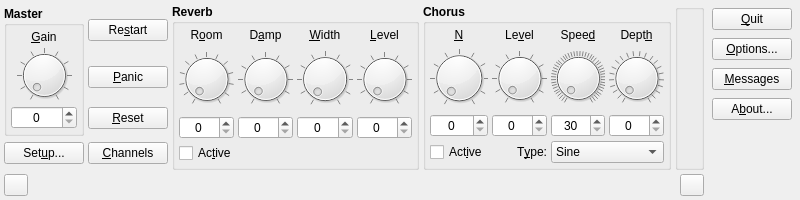
rncbc/qsynth, file src/qsynthMainForm.ui: the form before one commit.
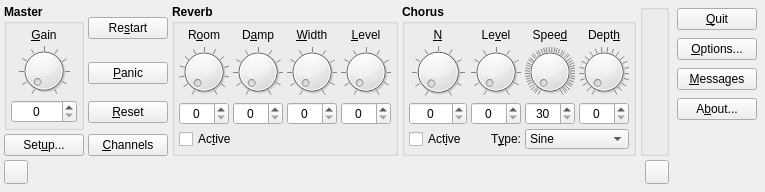
The form after the commit. Icons and pictures are not drawn. Custom widgets are drawn as their Qt base class.

Commit message: - Main window layout fixing with regard to its user preferred   size and recall when system-tray icon is not enabled.

```diff
--- a/src/qsynthMainForm.ui
+++ b/src/qsynthMainForm.ui
@@ -20,13 +20,13 @@
 
  </comment>
  <class>qsynthMainForm</class>
- <widget class="QWidget" name="qsynthMainForm" >
-  <property name="geometry" >
+ <widget class="QWidget" name="qsynthMainForm">
+  <property name="geometry">
    <rect>
     <x>0</x>
     <y>0</y>
-    <width>800</width>
-    <height>200</height>
+    <width>749</width>
+    <height>192</height>
    </rect>
   </property>
   <property name="windowTitle" >
@@ -35,203 +35,10 @@
   <property name="windowIcon" >
    <iconset resource="qsynth.qrc" >:/images/qsynth.png</iconset>
   </property>
-  <layout class="QGridLayout" >
-   <property name="margin" >
-    <number>4</number>
-   </property>
-   <property name="spacing" >
-    <number>4</number>
-   </property>
-   <item row="1" column="0" >
-    <layout class="QHBoxLayout" >
-     <property name="margin" >
-      <number>0</number>
-     </property>
-     <property name="spacing" >
-      <number>4</number>
-     </property>
-     <item>
-      <widget class="QToolButton" name="NewEngineToolButton" >
-       <property name="minimumSize" >
-        <size>
-         <width>22</width>
-         <height>22</height>
-        </size>
-       </property>
-       <property name="maximumSize" >
-        <size>
-         <width>24</width>
-         <height>24</height>
-        </size>
-       </property>
-       <property name="focusPolicy" >
-        <enum>Qt::NoFocus</enum>
-       </property>
-       <property name="toolTip" >
-        <string>Add a new engine</string>
-       </property>
-       <property name="text" >
-        <string/>
-       </property>
-       <property name="icon" >
-        <iconset resource="qsynth.qrc" >:/images/add1.png</iconset>
-       </property>
-       <property name="shortcut" >
-        <string>Ins</string>
-       </property>
-      </widget>
-     </item>
-     <item>
-      <widget class="qsynthTabBar" native="1" name="TabBar" >
-       <property name="focusPolicy" >
-        <enum>Qt::StrongFocus</enum>
-       </property>
-       <property name="toolTip" >
-        <string>Engine selector (right-click for menu)</string>
-       </property>
-      </widget>
-     </item>
-     <item>
-      <spacer>
-       <property name="orientation" >
-        <enum>Qt::Horizontal</enum>
-       </property>
-       <property name="sizeType" >
-        <enum>QSizePolicy::Expanding</enum>
-       </property>
-       <property name="sizeHint" >
-        <size>
-         <width>8</width>
-         <height>8</height>
-        </size>
-       </property>
-      </spacer>
-     </item>
-     <item>
-      <widget class="QToolButton" name="DeleteEngineToolButton" >
-       <property name="minimumSize" >
-        <size>
-         <width>22</width>
-         <height>22</height>
-        </size>
-       </property>
-       <property name="maximumSize" >
-        <size>
-         <width>24</width>
-         <height>24</height>
-        </size>
-       </property>
-       <property name="focusPolicy" >
-        <enum>Qt::NoFocus</enum>
-       </property>
-       <property name="toolTip" >
-        <string>Delete current engine</string>
-       </property>
-       <property name="text" >
-        <string/>
-       </property>
-       <property name="icon" >
-        <iconset resource="qsynth.qrc" >:/images/remove1.png</iconset>
-       </property>
-       <property name="shortcut" >
-        <string>Del</string>
-       </property>
-      </widget>
-     </item>
-    </layout>
-   </item>
-   <item row="0" column="0" >
-    <layout class="QHBoxLayout" >
-     <property name="margin" >
-      <number>0</number>
-     </property>
-     <property name="spacing" >
-      <number>4</number>
-     </property>
-     <item>
-      <layout class="QGridLayout" >
-       <property name="margin" >
-        <number>0</number>
-       </property>
-       <property name="spacing" >
-        <number>4</number>
-       </property>
-       <item row="3" column="1" >
-        <widget class="QPushButton" name="ChannelsPushButton" >
-         <property name="toolTip" >
-          <string>Show/hide the channels view window</string>
-         </property>
-         <property name="text" >
-          <string>&amp;Channels</string>
-         </property>
-         <property name="icon" >
-          <iconset resource="qsynth.qrc" >:/images/channels1.png</iconset>
-         </property>
-         <property name="shortcut" >
-          <string>Alt+C</string>
-         </property>
-         <property name="checkable" >
-          <bool>true</bool>
-         </property>
-         <property name="autoDefault" >
-          <bool>false</bool>
-         </property>
-        </widget>
-       </item>
-       <item row="0" column="1" >
-        <widget class="QPushButton" name="RestartPushButton" >
-         <property name="toolTip" >
-          <string>Complete engine restart</string>
-         </property>
-         <property name="text" >
-          <string>Re&amp;start</string>
-         </property>
-         <property name="icon" >
-          <iconset resource="qsynth.qrc" >:/images/restart1.png</iconset>
-         </property>
-         <property name="shortcut" >
-          <string>Alt+S</string>
-         </property>
-        </widget>
-       </item>
-       <item row="2" column="1" >
-        <widget class="QPushButton" name="ProgramResetPushButton" >
-         <property name="toolTip" >
-          <string>Program reset (all channels)</string>
-         </property>
-         <property name="text" >
-          <string>&amp;Reset</string>
-         </property>
-         <property name="icon" >
-          <iconset resource="qsynth.qrc" >:/images/reset1.png</iconset>
-         </property>
-         <property name="shortcut" >
-          <string>Alt+R</string>
-         </property>
-        </widget>
-       </item>
-       <item row="3" column="0" >
-        <widget class="QPushButton" name="SetupPushButton" >
-         <property name="toolTip" >
-          <string>Show instance settings and configuration dialog</string>
-         </property>
-         <property name="text" >
-          <string>Set&amp;up...</string>
-         </property>
-         <property name="icon" >
-          <iconset resource="qsynth.qrc" >:/images/setup1.png</iconset>
-         </property>
-         <property name="shortcut" >
-          <string>Alt+U</string>
-         </property>
-         <property name="autoDefault" >
-          <bool>false</bool>
-         </property>
-        </widget>
-       </item>
-       <item rowspan="3" row="0" column="0" >
-        <widget class="QGroupBox" name="GainGroupBox" >
-         <property name="font" >
+  <layout class="QGridLayout">
+   <item row="0" column="0" rowspan="3">
+    <widget class="QGroupBox" name="GainGroupBox">
+     <property name="font">
           <font>
            <weight>75</weight>
            <bold>true</bold>
@@ -240,16 +47,16 @@
          <property name="title" >
           <string>Master</string>
          </property>
-         <layout class="QVBoxLayout" >
-          <property name="margin" >
+     <layout class="QVBoxLayout">
+      <property name="spacing">
            <number>4</number>
           </property>
-          <property name="spacing" >
+      <property name="margin">
            <number>4</number>
           </property>
           <item>
-           <widget class="QLabel" name="GainTextLabel" >
-            <property name="font" >
+       <widget class="QLabel" name="GainTextLabel">
+        <property name="font">
              <font>
               <weight>50</weight>
               <bold>false</bold>
@@ -270,8 +77,8 @@
            </widget>
           </item>
           <item>
-           <widget class="qsynthKnob" name="GainDial" >
-            <property name="font" >
+       <widget class="qsynthKnob" name="GainDial">
+        <property name="font">
              <font>
               <weight>50</weight>
               <bold>false</bold>
@@ -295,16 +102,8 @@
            </widget>
           </item>
           <item>
-           <widget class="QSpinBox" name="GainSpinBox" >
-            <property name="sizePolicy" >
-             <sizepolicy>
-              <hsizetype>5</hsizetype>
-              <vsizetype>0</vsizetype>
-              <horstretch>0</horstretch>
-              <verstretch>0</verstretch>
-             </sizepolicy>
-            </property>
-            <property name="font" >
+       <widget class="QSpinBox" name="GainSpinBox">
+        <property name="font">
              <font>
               <weight>50</weight>
               <bold>false</bold>
@@ -324,27 +123,25 @@
          </layout>
         </widget>
        </item>
-       <item row="1" column="1" >
-        <widget class="QPushButton" name="SystemResetPushButton" >
-         <property name="toolTip" >
-          <string>System reset</string>
-         </property>
-         <property name="text" >
-          <string>&amp;Panic</string>
-         </property>
-         <property name="icon" >
-          <iconset resource="qsynth.qrc" >:/images/panic1.png</iconset>
-         </property>
-         <property name="shortcut" >
-          <string>Alt+P</string>
+   <item row="0" column="1">
+    <widget class="QPushButton" name="RestartPushButton">
+     <property name="toolTip">
+      <string>Complete engine restart</string>
+     </property>
+     <property name="text">
+      <string>Re&amp;start</string>
+     </property>
+     <property name="icon">
+	  <iconset resource="qsynth.qrc">:/images/restart1.png</iconset>
+     </property>
+     <property name="shortcut">
+      <string>Alt+S</string>
          </property>
         </widget>
        </item>
-      </layout>
-     </item>
-     <item>
-      <widget class="QGroupBox" name="ReverbGroupBox" >
-       <property name="font" >
+   <item row="0" column="2" rowspan="4">
+    <widget class="QGroupBox" name="ReverbGroupBox">
+     <property name="font">
         <font>
          <weight>75</weight>
          <bold>true</bold>
@@ -353,16 +150,22 @@
        <property name="title" >
         <string>Reverb</string>
        </property>
-       <layout class="QGridLayout" >
-        <property name="margin" >
+     <layout class="QGridLayout">
+      <property name="margin">
          <number>4</number>
         </property>
-        <property name="spacing" >
+      <property name="spacing">
          <number>4</number>
         </property>
-        <item row="3" column="0" colspan="4" >
-         <widget class="QCheckBox" name="ReverbActiveCheckBox" >
-          <property name="font" >
+      <item row="3" column="0" colspan="4">
+       <widget class="QCheckBox" name="ReverbActiveCheckBox">
+        <property name="minimumSize">
+         <size>
+          <width>0</width>
+          <height>20</height>
+         </size>
+        </property>
+        <property name="font">
            <font>
             <weight>50</weight>
             <bold>false</bold>
@@ -379,9 +182,9 @@
           </property>
          </widget>
         </item>
-        <item row="2" column="3" >
-         <widget class="QSpinBox" name="ReverbLevelSpinBox" >
-          <property name="font" >
+      <item row="2" column="3">
+       <widget class="QSpinBox" name="ReverbLevelSpinBox">
+        <property name="font">
            <font>
             <weight>50</weight>
             <bold>false</bold>
@@ -398,9 +201,9 @@
           </property>
          </widget>
         </item>
-        <item row="1" column="3" >
-         <widget class="qsynthKnob" name="ReverbLevelDial" >
-          <property name="font" >
+      <item row="1" column="3">
+       <widget class="qsynthKnob" name="ReverbLevelDial">
+        <property name="font">
            <font>
             <weight>50</weight>
             <bold>false</bold>
@@ -423,9 +226,9 @@
           </property>
          </widget>
         </item>
-        <item row="0" column="3" >
-         <widget class="QLabel" name="ReverbLevelTextLabel" >
-          <property name="font" >
+      <item row="0" column="3">
+       <widget class="QLabel" name="ReverbLevelTextLabel">
+        <property name="font">
            <font>
             <weight>50</weight>
             <bold>false</bold>
@@ -445,9 +248,9 @@
           </property>
          </widget>
         </item>
-        <item row="2" column="2" >
-         <widget class="QSpinBox" name="ReverbWidthSpinBox" >
-          <property name="font" >
+      <item row="2" column="2">
+       <widget class="QSpinBox" name="ReverbWidthSpinBox">
+        <property name="font">
            <font>
             <weight>50</weight>
             <bold>false</bold>
@@ -464,9 +267,9 @@
           </property>
          </widget>
         </item>
-        <item row="0" column="2" >
-         <widget class="QLabel" name="ReverbWidthTextLabel" >
-          <property name="font" >
+      <item row="0" column="2">
+       <widget class="QLabel" name="ReverbWidthTextLabel">
+        <property name="font">
            <font>
             <weight>50</weight>
             <bold>false</bold>
@@ -486,9 +289,9 @@
           </property>
          </widget>
         </item>
-        <item row="1" column="2" >
-         <widget class="qsynthKnob" name="ReverbWidthDial" >
-          <property name="font" >
+      <item row="1" column="2">
+       <widget class="qsynthKnob" name="ReverbWidthDial">
+        <property name="font">
            <font>
             <weight>50</weight>
             <bold>false</bold>
@@ -511,9 +314,9 @@
           </property>
          </widget>
         </item>
-        <item row="2" column="1" >
-         <widget class="QSpinBox" name="ReverbDampSpinBox" >
-          <property name="font" >
+      <item row="2" column="1">
+       <widget class="QSpinBox" name="ReverbDampSpinBox">
+        <property name="font">
            <font>
             <weight>50</weight>
             <bold>false</bold>
@@ -530,9 +333,9 @@
           </property>
          </widget>
         </item>
-        <item row="0" column="1" >
-         <widget class="QLabel" name="ReverbDampTextLabel" >
-          <property name="font" >
+      <item row="0" column="1">
+       <widget class="QLabel" name="ReverbDampTextLabel">
+        <property name="font">
            <font>
             <weight>50</weight>
             <bold>false</bold>
@@ -552,9 +355,9 @@
           </property>
          </widget>
         </item>
-        <item row="1" column="1" >
-         <widget class="qsynthKnob" name="ReverbDampDial" >
-          <property name="font" >
+      <item row="1" column="1">
+       <widget class="qsynthKnob" name="ReverbDampDial">
+        <property name="font">
            <font>
             <weight>50</weight>
             <bold>false</bold>
@@ -577,9 +380,9 @@
           </property>
          </widget>
         </item>
-        <item row="2" column="0" >
-         <widget class="QSpinBox" name="ReverbRoomSpinBox" >
-          <property name="font" >
+      <item row="2" column="0">
+       <widget class="QSpinBox" name="ReverbRoomSpinBox">
+        <property name="font">
            <font>
             <weight>50</weight>
             <bold>false</bold>
@@ -596,9 +399,9 @@
           </property>
          </widget>
         </item>
-        <item row="0" column="0" >
-         <widget class="QLabel" name="ReverbRoomTextLabel" >
-          <property name="font" >
+      <item row="0" column="0">
+       <widget class="QLabel" name="ReverbRoomTextLabel">
+        <property name="font">
            <font>
             <weight>50</weight>
             <bold>false</bold>
@@ -618,9 +421,9 @@
           </property>
          </widget>
         </item>
-        <item row="1" column="0" >
-         <widget class="qsynthKnob" name="ReverbRoomDial" >
-          <property name="font" >
+      <item row="1" column="0">
+       <widget class="qsynthKnob" name="ReverbRoomDial">
+        <property name="font">
            <font>
             <weight>50</weight>
             <bold>false</bold>
@@ -646,9 +449,9 @@
        </layout>
       </widget>
      </item>
-     <item>
-      <widget class="QGroupBox" name="ChorusGroupBox" >
-       <property name="font" >
+   <item row="0" column="3" rowspan="4">
+    <widget class="QGroupBox" name="ChorusGroupBox">
+     <property name="font">
         <font>
          <weight>75</weight>
          <bold>true</bold>
@@ -657,16 +460,22 @@
        <property name="title" >
         <string>Chorus</string>
        </property>
-       <layout class="QGridLayout" >
-        <property name="margin" >
+     <layout class="QGridLayout">
+      <property name="margin">
          <number>4</number>
         </property>
         <property name="spacing" >
          <number>4</number>
         </property>
-        <item row="3" column="2" colspan="2" >
-         <widget class="QComboBox" name="ChorusTypeComboBox" >
-          <property name="font" >
+      <item row="3" column="2" colspan="2">
+       <widget class="QComboBox" name="ChorusTypeComboBox">
+        <property name="minimumSize">
+         <size>
+          <width>0</width>
+          <height>20</height>
+         </size>
+        </property>
+        <property name="font">
            <font>
             <weight>50</weight>
             <bold>false</bold>
@@ -687,9 +496,15 @@
           </item>
          </widget>
         </item>
-        <item row="3" column="1" >
-         <widget class="QLabel" name="ChorusTypeTextLabel" >
-          <property name="font" >
+      <item row="3" column="1">
+       <widget class="QLabel" name="ChorusTypeTextLabel">
+        <property name="minimumSize">
+         <size>
+          <width>0</width>
+          <height>20</height>
+         </size>
+        </property>
+        <property name="font">
            <font>
             <weight>50</weight>
             <bold>false</bold>
@@ -709,9 +524,15 @@
           </property>
          </widget>
         </item>
-        <item row="3" column="0" >
-         <widget class="QCheckBox" name="ChorusActiveCheckBox" >
-          <property name="font" >
+      <item row="3" column="0">
+       <widget class="QCheckBox" name="ChorusActiveCheckBox">
+        <property name="minimumSize">
+         <size>
+          <width>0</width>
+          <height>20</height>
+         </size>
+        </property>
+        <property name="font">
            <font>
             <weight>50</weight>
             <bold>false</bold>
@@ -728,9 +549,9 @@
           </property>
          </widget>
         </item>
-        <item row="1" column="0" >
-         <widget class="qsynthKnob" name="ChorusNrDial" >
-          <property name="font" >
+      <item row="1" column="0">
+       <widget class="qsynthKnob" name="ChorusNrDial">
+        <property name="font">
            <font>
             <weight>50</weight>
             <bold>false</bold>
@@ -753,9 +574,9 @@
           </property>
          </widget>
         </item>
-        <item row="0" column="0" >
-         <widget class="QLabel" name="ChorusNrTextLabel" >
-          <property name="font" >
+      <item row="0" column="0">
+       <widget class="QLabel" name="ChorusNrTextLabel">
+        <property name="font">
            <font>
             <weight>50</weight>
             <bold>false</bold>
@@ -775,9 +596,9 @@
           </property>
          </widget>
         </item>
-        <item row="2" column="0" >
-         <widget class="QSpinBox" name="ChorusNrSpinBox" >
-          <property name="font" >
+      <item row="2" column="0">
+       <widget class="QSpinBox" name="ChorusNrSpinBox">
+        <property name="font">
            <font>
             <weight>50</weight>
             <bold>false</bold>
@@ -794,9 +615,9 @@
           </property>
          </widget>
         </item>
-        <item row="1" column="1" >
-         <widget class="qsynthKnob" name="ChorusLevelDial" >
-          <property name="font" >
+      <item row="1" column="1">
+       <widget class="qsynthKnob" name="ChorusLevelDial">
+        <property name="font">
            <font>
             <weight>50</weight>
             <bold>false</bold>
@@ -819,9 +640,9 @@
           </property>
          </widget>
         </item>
-        <item row="0" column="1" >
-         <widget class="QLabel" name="ChorusLevelTextLabel" >
-          <property name="font" >
+      <item row="0" column="1">
+       <widget class="QLabel" name="ChorusLevelTextLabel">
+        <property name="font">
            <font>
             <weight>50</weight>
             <bold>false</bold>
@@ -841,9 +662,9 @@
           </property>
          </widget>
         </item>
-        <item row="2" column="1" >
-         <widget class="QSpinBox" name="ChorusLevelSpinBox" >
-          <property name="font" >
+      <item row="2" column="1">
+       <widget class="QSpinBox" name="ChorusLevelSpinBox">
+        <property name="font">
            <font>
             <weight>50</weight>
             <bold>false</bold>
@@ -860,9 +681,9 @@
           </property>
          </widget>
         </item>
-        <item row="1" column="2" >
-         <widget class="qsynthKnob" name="ChorusSpeedDial" >
-          <property name="font" >
+      <item row="1" column="2">
+       <widget class="qsynthKnob" name="ChorusSpeedDial">
+        <property name="font">
            <font>
             <weight>50</weight>
             <bold>false</bold>
@@ -888,9 +709,9 @@
           </property>
          </widget>
         </item>
-        <item row="0" column="2" >
-         <widget class="QLabel" name="ChorusSpeedTextLabel" >
-          <property name="font" >
+      <item row="0" column="2">
+       <widget class="QLabel" name="ChorusSpeedTextLabel">
+        <property name="font">
            <font>
             <weight>50</weight>
             <bold>false</bold>
@@ -913,9 +734,9 @@
           </property>
          </widget>
         </item>
-        <item row="2" column="2" >
-         <widget class="QSpinBox" name="ChorusSpeedSpinBox" >
-          <property name="font" >
+      <item row="2" column="2">
+       <widget class="QSpinBox" name="ChorusSpeedSpinBox">
+        <property name="font">
            <font>
             <weight>50</weight>
             <bold>false</bold>
@@ -927,17 +748,17 @@
           <property name="alignment" >
            <set>Qt::AlignHCenter</set>
           </property>
-          <property name="maximum" >
-           <number>500</number>
-          </property>
-          <property name="minimum" >
+        <property name="minimum">
            <number>30</number>
           </property>
-         </widget>
-        </item>
-        <item row="1" column="3" >
-         <widget class="qsynthKnob" name="ChorusDepthDial" >
-          <property name="font" >
+        <property name="maximum">
+         <number>500</number>
+        </property>
+       </widget>
+      </item>
+      <item row="1" column="3">
+       <widget class="qsynthKnob" name="ChorusDepthDial">
+        <property name="font">
            <font>
             <weight>50</weight>
             <bold>false</bold>
@@ -960,9 +781,9 @@
           </property>
          </widget>
         </item>
-        <item row="0" column="3" >
-         <widget class="QLabel" name="ChorusDepthTextLabel" >
-          <property name="font" >
+      <item row="0" column="3">
+       <widget class="QLabel" name="ChorusDepthTextLabel">
+        <property name="font">
            <font>
             <weight>50</weight>
             <bold>false</bold>
@@ -982,9 +803,9 @@
           </property>
          </widget>
         </item>
-        <item row="2" column="3" >
-         <widget class="QSpinBox" name="ChorusDepthSpinBox" >
-          <property name="font" >
+      <item row="2" column="3">
+       <widget class="QSpinBox" name="ChorusDepthSpinBox">
+        <property name="font">
            <font>
             <weight>50</weight>
             <bold>false</bold>
@@ -1004,9 +825,9 @@
        </layout>
       </widget>
      </item>
-     <item>
-      <widget class="QGroupBox" name="OutputGroupBox" >
-       <property name="font" >
+   <item row="0" column="4" rowspan="4">
+    <widget class="QGroupBox" name="OutputGroupBox">
+     <property name="font">
         <font>
          <weight>75</weight>
          <bold>true</bold>
@@ -1015,16 +836,16 @@
        <property name="title" >
         <string/>
        </property>
-       <layout class="QVBoxLayout" >
-        <property name="margin" >
+     <layout class="QVBoxLayout">
+      <property name="spacing">
          <number>4</number>
         </property>
-        <property name="spacing" >
+      <property name="margin">
          <number>4</number>
         </property>
         <item>
-         <widget class="qsynthMeter" native="1" name="OutputMeter" >
-          <property name="toolTip" >
+	   <widget class="qsynthMeter" name="OutputMeter">
+        <property name="toolTip">
            <string>Output peak level</string>
           </property>
          </widget>
@@ -1032,19 +853,17 @@
        </layout>
       </widget>
      </item>
-    </layout>
-   </item>
-   <item rowspan="2" row="0" column="1" >
-    <layout class="QVBoxLayout" >
-     <property name="margin" >
-      <number>4</number>
-     </property>
-     <property name="spacing" >
+   <item row="0" column="5" rowspan="5">
+    <layout class="QVBoxLayout">
+     <property name="spacing">
       <number>8</number>
      </property>
+     <property name="margin">
+      <number>4</number>
+     </property>
      <item>
-      <widget class="QPushButton" name="QuitPushButton" >
-       <property name="toolTip" >
+      <widget class="QPushButton" name="QuitPushButton">
+       <property name="toolTip">
         <string>Quit this application</string>
        </property>
        <property name="text" >
@@ -1062,8 +881,8 @@
       </widget>
      </item>
      <item>
-      <widget class="QPushButton" name="OptionsPushButton" >
-       <property name="toolTip" >
+      <widget class="QPushButton" name="OptionsPushButton">
+       <property name="toolTip">
         <string>Show general options dialog</string>
        </property>
        <property name="text" >
@@ -1081,8 +900,8 @@
       </widget>
      </item>
      <item>
-      <widget class="QPushButton" name="MessagesPushButton" >
-       <property name="toolTip" >
+      <widget class="QPushButton" name="MessagesPushButton">
+       <property name="toolTip">
         <string>Show/hide the messages log window</string>
        </property>
        <property name="text" >
@@ -1103,8 +922,8 @@
       </widget>
      </item>
      <item>
-      <widget class="QPushButton" name="AboutPushButton" >
-       <property name="toolTip" >
+      <widget class="QPushButton" name="AboutPushButton">
+       <property name="toolTip">
         <string>Show information about this application</string>
        </property>
        <property name="text" >
@@ -1123,7 +942,7 @@
      </item>
      <item>
       <spacer>
-       <property name="orientation" >
+       <property name="orientation">
         <enum>Qt::Vertical</enum>
        </property>
        <property name="sizeType" >
@@ -1139,9 +958,180 @@
      </item>
     </layout>
    </item>
-  </layout>
+   <item row="1" column="1">
+    <widget class="QPushButton" name="SystemResetPushButton">
+     <property name="toolTip">
+      <string>System reset</string>
+     </property>
+     <property name="text">
+      <string>&amp;Panic</string>
+     </property>
+     <property name="icon">
+	  <iconset resource="qsynth.qrc">:/images/panic1.png</iconset>
+     </property>
+     <property name="shortcut">
+      <string>Alt+P</string>
+     </property>
+    </widget>
+   </item>
+   <item row="2" column="1">
+    <widget class="QPushButton" name="ProgramResetPushButton">
+     <property name="toolTip">
+      <string>Program reset (all channels)</string>
+     </property>
+     <property name="text">
+      <string>&amp;Reset</string>
+     </property>
+     <property name="icon">
+	  <iconset resource="qsynth.qrc">:/images/reset1.png</iconset>
+     </property>
+     <property name="shortcut">
+      <string>Alt+R</string>
+     </property>
+    </widget>
+   </item>
+   <item row="3" column="0">
+    <widget class="QPushButton" name="SetupPushButton">
+     <property name="toolTip">
+      <string>Show instance settings and configuration dialog</string>
+     </property>
+     <property name="text">
+      <string>Set&amp;up...</string>
+     </property>
+     <property name="icon">
+	  <iconset resource="qsynth.qrc">:/images/setup1.png</iconset>
+     </property>
+     <property name="shortcut">
+      <string>Alt+U</string>
+     </property>
+     <property name="autoDefault">
+      <bool>false</bool>
+     </property>
+    </widget>
+   </item>
+   <item row="3" column="1">
+    <widget class="QPushButton" name="ChannelsPushButton">
+     <property name="toolTip">
+      <string>Show/hide the channels view window</string>
+     </property>
+     <property name="text">
+      <string>&amp;Channels</string>
+     </property>
+     <property name="icon">
+	  <iconset resource="qsynth.qrc">:/images/channels1.png</iconset>
+     </property>
+     <property name="shortcut">
+      <string>Alt+C</string>
+     </property>
+     <property name="checkable">
+      <bool>true</bool>
+     </property>
+     <property name="autoDefault">
+      <bool>false</bool>
+     </property>
+    </widget>
+   </item>
+   <item row="4" column="0" colspan="5">
+    <layout class="QHBoxLayout">
+     <property name="spacing">
+      <number>4</number>
+     </property>
+     <property name="margin">
+      <number>0</number>
+     </property>
+     <item>
+      <widget class="QToolButton" name="NewEngineToolButton">
+       <property name="minimumSize">
+        <size>
+         <width>22</width>
+         <height>22</height>
+        </size>
+       </property>
+       <property name="maximumSize">
+        <size>
+         <width>24</width>
+         <height>24</height>
+        </size>
+       </property>
+       <property name="focusPolicy">
+        <enum>Qt::NoFocus</enum>
+       </property>
+       <property name="toolTip">
+        <string>Add a new engine</string>
+       </property>
+       <property name="text">
+        <string/>
+       </property>
+       <property name="icon">
+		<iconset resource="qsynth.qrc">:/images/add1.png</iconset>
+       </property>
+       <property name="shortcut">
+        <string>Ins</string>
+       </property>
+      </widget>
+     </item>
+     <item>
+	  <widget class="qsynthTabBar" name="TabBar">
+       <property name="focusPolicy">
+        <enum>Qt::StrongFocus</enum>
+       </property>
+       <property name="toolTip">
+        <string>Engine selector (right-click for menu)</string>
+       </property>
+      </widget>
+     </item>
+     <item>
+      <spacer>
+       <property name="orientation">
+        <enum>Qt::Horizontal</enum>
+       </property>
+       <property name="sizeType">
+        <enum>QSizePolicy::Expanding</enum>
+       </property>
+       <property name="sizeHint" stdset="0">
+        <size>
+         <width>8</width>
+         <height>8</height>
+        </size>
+       </property>
+      </spacer>
+     </item>
+     <item>
+      <widget class="QToolButton" name="DeleteEngineToolButton">
+       <property name="minimumSize">
+        <size>
+         <width>22</width>
+         <height>22</height>
+        </size>
+       </property>
+       <property name="maximumSize">
+        <size>
+         <width>24</width>
+         <height>24</height>
+        </size>
+       </property>
+       <property name="focusPolicy">
+        <enum>Qt::NoFocus</enum>
+       </property>
+       <property name="toolTip">
+        <string>Delete current engine</string>
+       </property>
+       <property name="text">
+        <string/>
+       </property>
+       <property name="icon">
+		<iconset resource="qsynth.qrc">:/images/remove1.png</iconset>
+       </property>
+       <property name="shortcut">
+        <string>Del</string>
+       </property>
+      </widget>
+     </item>
+    </layout>
+   </item>
+  </layout>
  </widget>
- <layoutdefault spacing="4" margin="4" />
+ <layoutdefault spacing="4" margin="4"/>
  <customwidgets>
   <customwidget>
    <class>QTabBar</class>
```
Left out of the diff: 312 changed lines with no effect on the pictures. Lines whose indentation alone changed are shown as unchanged. The commit also changes 3 other files.
